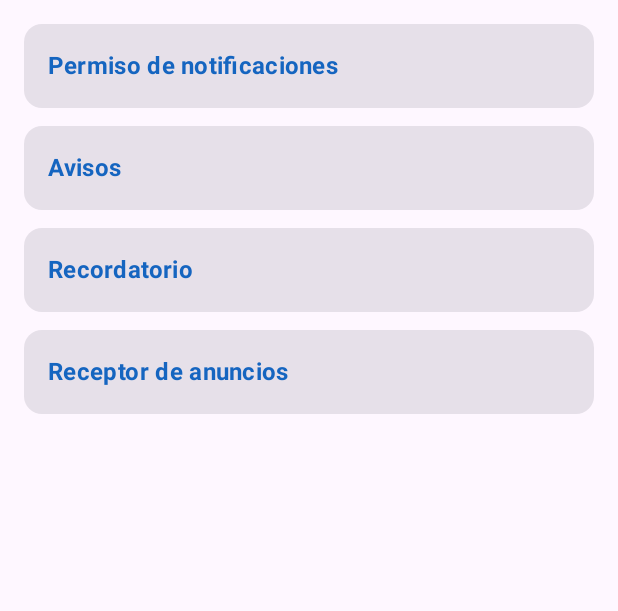
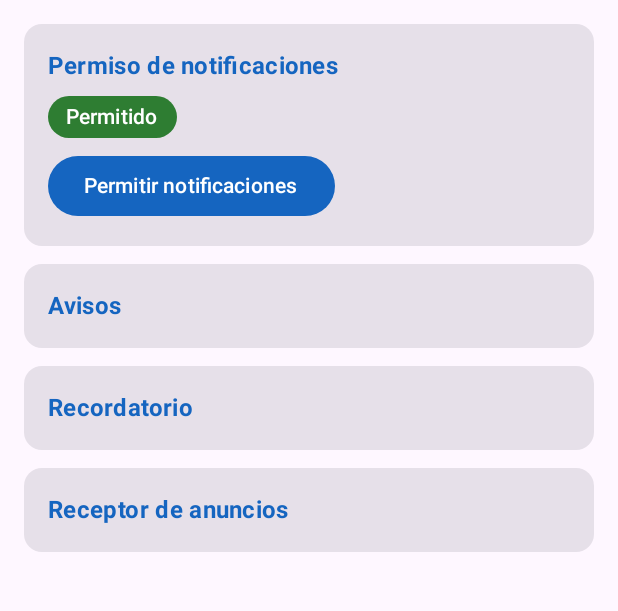
Before and after one commit to luiscucho-oss/AvisosCampus, an Android app built with Jetpack Compose: the screen it shows after launch (MainActivity), on a phone screen of 412 x 824 dp, the part 96-707 px from its top. Run offline under Robolectric (Android 15) with nearby library versions, the phone set to English and light mode, and no system bars.

Commit message:
feat(permiso): pide POST_NOTIFICATIONS y muestra su estado

```diff
--- a/app/src/main/AndroidManifest.xml
+++ b/app/src/main/AndroidManifest.xml
@@ -1,6 +1,8 @@
 <?xml version="1.0" encoding="utf-8"?>
 <manifest xmlns:android="http://schemas.android.com/apk/res/android"
     xmlns:tools="http://schemas.android.com/tools">
+
+    <uses-permission android:name="android.permission.POST_NOTIFICATIONS" />
 
     <application
         android:name=".AvisosApp"
--- a/app/src/main/java/com/tecsup/avisoscampus/notificacion/Notificador.kt
+++ b/app/src/main/java/com/tecsup/avisoscampus/notificacion/Notificador.kt
@@ -1,9 +1,12 @@
 package com.tecsup.avisoscampus.notificacion
 
+import android.Manifest
 import android.app.NotificationChannel
 import android.app.NotificationManager
 import android.content.Context
+import android.content.pm.PackageManager
 import android.os.Build
+import androidx.core.content.ContextCompat
 
 object Notificador {
 
@@ -22,4 +25,12 @@ object Notificador {
             manager.createNotificationChannel(canal)
         }
     }
+
+    fun tienePermiso(context: Context): Boolean {
+        if (Build.VERSION.SDK_INT < Build.VERSION_CODES.TIRAMISU) return true
+        return ContextCompat.checkSelfPermission(
+            context,
+            Manifest.permission.POST_NOTIFICATIONS
+        ) == PackageManager.PERMISSION_GRANTED
+    }
 }
--- a/app/src/main/java/com/tecsup/avisoscampus/ui/PantallaAvisos.kt
+++ b/app/src/main/java/com/tecsup/avisoscampus/ui/PantallaAvisos.kt
@@ -1,5 +1,10 @@
 package com.tecsup.avisoscampus.ui
 
+import android.Manifest
+import android.os.Build
+import androidx.activity.compose.rememberLauncherForActivityResult
+import androidx.activity.result.contract.ActivityResultContracts
+import androidx.compose.foundation.background
 import androidx.compose.foundation.layout.Arrangement
 import androidx.compose.foundation.layout.Column
 import androidx.compose.foundation.layout.ColumnScope
@@ -8,6 +13,8 @@ import androidx.compose.foundation.layout.fillMaxWidth
 import androidx.compose.foundation.layout.padding
 import androidx.compose.foundation.rememberScrollState
 import androidx.compose.foundation.verticalScroll
+import androidx.compose.foundation.shape.RoundedCornerShape
+import androidx.compose.material3.Button
 import androidx.compose.material3.Card
 import androidx.compose.material3.ExperimentalMaterial3Api
 import androidx.compose.material3.MaterialTheme
@@ -16,14 +23,36 @@ import androidx.compose.material3.Text
 import androidx.compose.material3.TopAppBar
 import androidx.compose.material3.TopAppBarDefaults
 import androidx.compose.runtime.Composable
+import androidx.compose.runtime.LaunchedEffect
+import androidx.compose.runtime.collectAsState
+import androidx.compose.runtime.getValue
 import androidx.compose.ui.Modifier
+import androidx.compose.ui.graphics.Color
+import androidx.compose.ui.platform.LocalContext
 import androidx.compose.ui.text.font.FontWeight
 import androidx.compose.ui.unit.dp
+import com.tecsup.avisoscampus.model.PermisoUi
+import com.tecsup.avisoscampus.notificacion.Notificador
+import com.tecsup.avisoscampus.ui.theme.GrisSinPedir
+import com.tecsup.avisoscampus.ui.theme.RojoDenegado
+import com.tecsup.avisoscampus.ui.theme.VerdePermitido
 import com.tecsup.avisoscampus.viewmodel.AvisosViewModel
 
 @OptIn(ExperimentalMaterial3Api::class)
 @Composable
 fun PantallaAvisos(vm: AvisosViewModel) {
+    val contexto = LocalContext.current
+    val permiso by vm.permiso.collectAsState()
+
+    val lanzador = rememberLauncherForActivityResult(
+        ActivityResultContracts.RequestPermission()
+    ) { concedido ->
+        vm.permisoRespondido(concedido)
+    }
+
+    LaunchedEffect(Unit) {
+        if (Notificador.tienePermiso(contexto)) vm.permisoRespondido(true)
+    }
 
     // TODO Paso 3: recolectar vm.eventos y llamar a Notificador.mostrar(contexto, aviso)
 
@@ -47,7 +76,16 @@ fun PantallaAvisos(vm: AvisosViewModel) {
             verticalArrangement = Arrangement.spacedBy(12.dp)
         ) {
             TarjetaSeccion("Permiso de notificaciones") {
-                // TODO Paso 2
+                EtiquetaPermiso(permiso)
+                Button(onClick = {
+                    if (Build.VERSION.SDK_INT >= Build.VERSION_CODES.TIRAMISU) {
+                        lanzador.launch(Manifest.permission.POST_NOTIFICATIONS)
+                    } else {
+                        vm.permisoRespondido(true)
+                    }
+                }) {
+                    Text("Permitir notificaciones")
+                }
             }
             TarjetaSeccion("Avisos") {
                 // TODO Paso 3
@@ -80,3 +118,20 @@ fun TarjetaSeccion(titulo: String, contenido: @Composable ColumnScope.() -> Unit
         }
     }
 }
+
+@Composable
+fun EtiquetaPermiso(permiso: PermisoUi) {
+    val (texto, color) = when (permiso) {
+        PermisoUi.SinPedir -> "Sin pedir" to GrisSinPedir
+        PermisoUi.Concedido -> "Permitido" to VerdePermitido
+        PermisoUi.Denegado -> "Denegado" to RojoDenegado
+    }
+    Text(
+        texto,
+        color = Color.White,
+        style = MaterialTheme.typography.labelLarge,
+        modifier = Modifier
+            .background(color, RoundedCornerShape(50))
+            .padding(horizontal = 12.dp, vertical = 4.dp)
+    )
+}
--- a/app/src/main/java/com/tecsup/avisoscampus/viewmodel/AvisosViewModel.kt
+++ b/app/src/main/java/com/tecsup/avisoscampus/viewmodel/AvisosViewModel.kt
@@ -26,7 +26,10 @@ class AvisosViewModel(private val repo: AvisosRepository) : ViewModel() {
     private val _mensaje = MutableStateFlow<String?>(null)
     val mensaje: StateFlow<String?> = _mensaje.asStateFlow()
 
-    // TODO Paso 2: fun permisoRespondido(concedido: Boolean)
+    fun permisoRespondido(concedido: Boolean) {
+        _permiso.value = if (concedido) PermisoUi.Concedido else PermisoUi.Denegado
+    }
+
     // TODO Paso 3: fun avisarAhora()
     // TODO Paso 5: faltan, recordarEn(segundos) y cancelarRecordatorio()
     // TODO Paso 6: escuchandoAvion, cambiarEscucha(valor) y alCambiarModoAvion(activo)
```
